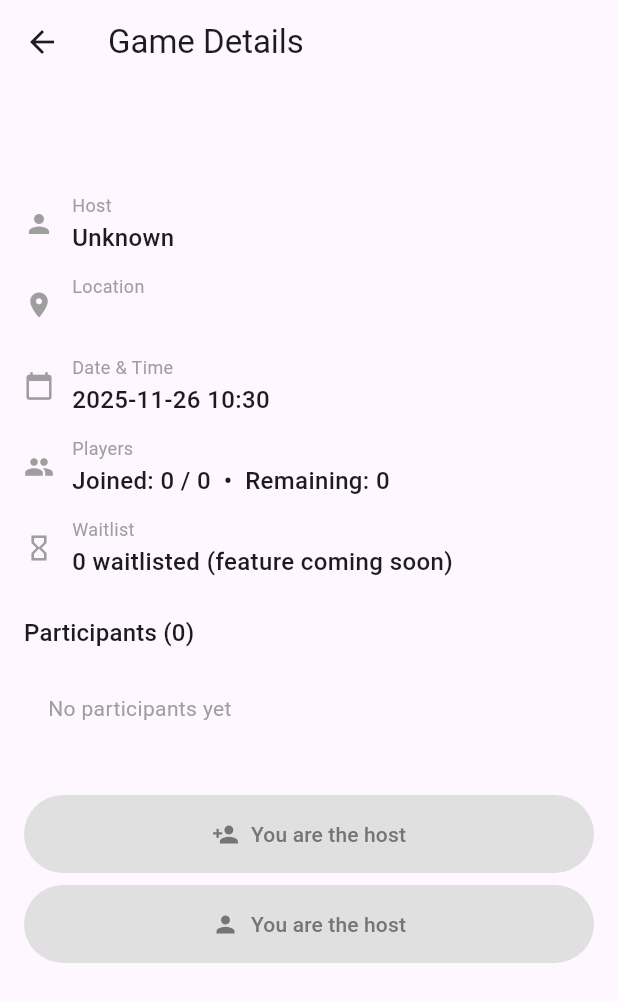
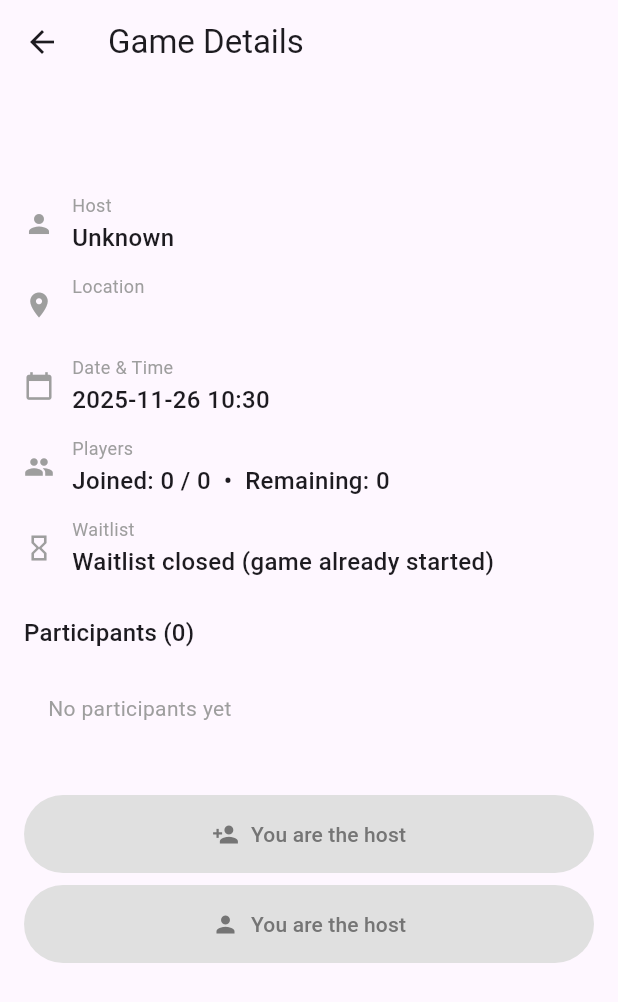
Before and after one commit to MayeshaJ/gr13-gamelink-fall-2025, a Flutter app: the GameDetailsView screen opened directly with empty values, on a phone screen of 412 x 824 dp. Shown: the top 1002 px of the screen. Run offline on Flutter 3.47's test engine with Material 3 defaults, Android fonts, the phone set to English and light mode, and no system bars; our stand-ins replace cloud_firestore, firebase_auth, firebase_core, firebase_storage, go_router, image_picker; accounts and stored records are empty.

Commit message:
feat(waitlist): allow players to join/leave waitlist and show counts

```diff
--- a/lib/controllers/game_controller.dart
+++ b/lib/controllers/game_controller.dart
@@ -92,11 +92,19 @@ class GameController {
 
       final data = doc.data() as Map<String, dynamic>;
       final List<String> participants = List<String>.from(data['participants'] ?? []);
+      final List<String> waitlist = List<String>.from(data['waitlist'] ?? []);
       final int maxPlayers = data['maxPlayers'] ?? 0;
       final bool isCancelled = data['isCancelled'] ?? false;
+      final Timestamp? dateTs = data['date'] as Timestamp?;
+      final DateTime? gameDate = dateTs?.toDate();
 
       if (isCancelled) {
         throw Exception('Game has been cancelled');
+      }
+
+      // Prevent joining games that already started
+      if (gameDate != null && DateTime.now().isAfter(gameDate)) {
+        throw Exception('Game has already started');
       }
 
       if (participants.contains(userId)) {
@@ -107,9 +115,14 @@ class GameController {
         throw Exception('Game is full');
       }
 
-      // Add user to participants list
+      // Add user to participants list and remove from waitlist if present
       participants.add(userId);
-      transaction.update(docRef, {'participants': participants});
+      waitlist.remove(userId);
+
+      transaction.update(docRef, {
+        'participants': participants,
+        'waitlist': waitlist,
+      });
     });
   }
 
@@ -139,6 +152,83 @@ class GameController {
   }
 
   // ─────────────────────────────────────────────────────────────
+  // JOIN WAITLIST
+  // ─────────────────────────────────────────────────────────────
+  Future<void> joinWaitlist(String gameId, String userId) async {
+    final docRef = gamesRef.doc(gameId);
+
+    await FirebaseFirestore.instance.runTransaction((transaction) async {
+      final doc = await transaction.get(docRef);
+      if (!doc.exists) {
+        throw Exception('Game not found');
+      }
+
+      final data = doc.data() as Map<String, dynamic>;
+      final List<String> participants = List<String>.from(data['participants'] ?? []);
+      final List<String> waitlist = List<String>.from(data['waitlist'] ?? []);
+      final int maxPlayers = data['maxPlayers'] ?? 0;
+      final bool isCancelled = data['isCancelled'] ?? false;
+      final Timestamp? dateTs = data['date'] as Timestamp?;
+      final DateTime? gameDate = dateTs?.toDate();
+
+      if (isCancelled) {
+        throw Exception('Game has been cancelled');
+      }
+
+      // Dismiss waitlist for games that already started
+      if (gameDate != null && DateTime.now().isAfter(gameDate)) {
+        throw Exception('Game has already started; waitlist is closed');
+      }
+
+      if (participants.contains(userId)) {
+        throw Exception('You are already a participant');
+      }
+
+      if (waitlist.contains(userId)) {
+        throw Exception('You are already on the waitlist');
+      }
+
+      // If a spot is open, ask user to join game instead of waitlist
+      if (participants.length < maxPlayers) {
+        throw Exception('A spot is available; join the game instead of waitlisting');
+      }
+
+      waitlist.add(userId);
+
+      transaction.update(docRef, {
+        'waitlist': waitlist,
+      });
+    });
+  }
+
+  // ─────────────────────────────────────────────────────────────
+  // LEAVE WAITLIST
+  // ─────────────────────────────────────────────────────────────
+  Future<void> leaveWaitlist(String gameId, String userId) async {
+    final docRef = gamesRef.doc(gameId);
+
+    await FirebaseFirestore.instance.runTransaction((transaction) async {
+      final doc = await transaction.get(docRef);
+      if (!doc.exists) {
+        throw Exception('Game not found');
+      }
+
+      final data = doc.data() as Map<String, dynamic>;
+      final List<String> waitlist = List<String>.from(data['waitlist'] ?? []);
+
+      if (!waitlist.contains(userId)) {
+        throw Exception('You are not on the waitlist');
+      }
+
+      waitlist.remove(userId);
+
+      transaction.update(docRef, {
+        'waitlist': waitlist,
+      });
+    });
+  }
+
+  // ─────────────────────────────────────────────────────────────
   // GET GAME STREAM (for real-time updates)
   // ─────────────────────────────────────────────────────────────
   Stream<GameModel?> watchGame(String id) {
--- a/lib/views/game/game_details_view.dart
+++ b/lib/views/game/game_details_view.dart
@@ -24,6 +24,8 @@ class _GameDetailsViewState extends State<GameDetailsView> {
   final UserController _userController = UserController.instance;
   bool _isJoining = false;
   bool _isLeaving = false;
+  bool _isJoiningWaitlist = false;
+  bool _isLeavingWaitlist = false;
   Map<String, String> _participantNames = <String, String>{};
   String? _hostName;
 
@@ -92,10 +94,14 @@ class _GameDetailsViewState extends State<GameDetailsView> {
           final int waitlistCount = gameModel.waitlist.length;
 
           final bool isFull = joined >= capacity;
+          final bool isStarted = DateTime.now().isAfter(gameModel.date);
           final bool isParticipant = currentUserId != null &&
               gameModel.participants.contains(currentUserId);
           final bool isHost = currentUserId == gameModel.hostId;
-          final bool canJoin = !isFull && !isParticipant && !isHost && currentUserId != null;
+          final bool isOnWaitlist = currentUserId != null &&
+              gameModel.waitlist.contains(currentUserId);
+          final bool canJoin =
+              !isFull && !isParticipant && !isHost && currentUserId != null && !isStarted;
 
           final DateTime dt = gameModel.date.toLocal();
           final String dateText =
@@ -129,7 +135,9 @@ class _GameDetailsViewState extends State<GameDetailsView> {
                 _buildInfoRow(
                   Icons.hourglass_empty,
                   'Waitlist',
-                  '$waitlistCount waitlisted (feature coming soon)',
+                  isStarted
+                      ? 'Waitlist closed (game already started)'
+                      : '$waitlistCount on waitlist',
                 ),
                 const SizedBox(height: 24),
 
@@ -180,7 +188,7 @@ class _GameDetailsViewState extends State<GameDetailsView> {
                 // Action Buttons
                 if (currentUserId != null) ...[
                   // Leave Button (shown when user is a participant but not host)
-                  if (isParticipant && !isHost) ...[
+                  if (!isStarted && isParticipant && !isHost) ...[
                     SizedBox(
                       width: double.infinity,
                       child: ElevatedButton.icon(
@@ -224,9 +232,11 @@ class _GameDetailsViewState extends State<GameDetailsView> {
                         label: Text(
                           isHost
                               ? 'You are the host'
-                              : isFull
-                                  ? 'Game is full'
-                                  : 'Join Game',
+                              : isStarted
+                                  ? 'Game has already started'
+                                  : isFull
+                                      ? 'Game is full'
+                                      : 'Join Game',
                         ),
                         style: ElevatedButton.styleFrom(
                           padding: const EdgeInsets.symmetric(vertical: 16),
@@ -238,13 +248,23 @@ class _GameDetailsViewState extends State<GameDetailsView> {
                       ),
                     ),
                     const SizedBox(height: 8),
-                    if (isFull && !isHost) ...[
+                    if (!isStarted && isFull && !isHost) ...[
                       SizedBox(
                         width: double.infinity,
                         child: OutlinedButton.icon(
-                          onPressed: null, // waitlist feature to be implemented later
+                          onPressed: _isJoiningWaitlist || _isLeavingWaitlist
+                              ? null
+                              : () {
+                                  if (isOnWaitlist) {
+                                    _handleLeaveWaitlist(gameModel, currentUserId);
+                                  } else {
+                                    _handleJoinWaitlist(gameModel, currentUserId);
+                                  }
+                                },
                           icon: const Icon(Icons.hourglass_empty),
-                          label: const Text('Join waitlist (coming soon)'),
+                          label: Text(
+                            isOnWaitlist ? 'Leave waitlist' : 'Join waitlist',
+                          ),
                         ),
                       ),
                     ],
@@ -431,5 +451,73 @@ class _GameDetailsViewState extends State<GameDetailsView> {
     }
   }
 
+  Future<void> _handleJoinWaitlist(GameModel game, String userId) async {
+    setState(() {
+      _isJoiningWaitlist = true;
+    });
+
+    try {
+      await _gameController.joinWaitlist(game.id, userId);
+
+      if (!mounted) return;
+
+      ScaffoldMessenger.of(context).showSnackBar(
+        const SnackBar(
+          content: Text('Added to waitlist'),
+          backgroundColor: Colors.blue,
+        ),
+      );
+    } catch (e) {
+      if (!mounted) return;
+
+      ScaffoldMessenger.of(context).showSnackBar(
+        SnackBar(
+          content: Text(e.toString().replaceFirst('Exception: ', '')),
+          backgroundColor: Colors.red,
+        ),
+      );
+    } finally {
+      if (mounted) {
+        setState(() {
+          _isJoiningWaitlist = false;
+        });
+      }
+    }
+  }
+
+  Future<void> _handleLeaveWaitlist(GameModel game, String userId) async {
+    setState(() {
+      _isLeavingWaitlist = true;
+    });
+
+    try {
+      await _gameController.leaveWaitlist(game.id, userId);
+
+      if (!mounted) return;
+
+      ScaffoldMessenger.of(context).showSnackBar(
+        const SnackBar(
+          content: Text('Removed from waitlist'),
+          backgroundColor: Colors.orange,
+        ),
+      );
+    } catch (e) {
+      if (!mounted) return;
+
+      ScaffoldMessenger.of(context).showSnackBar(
+        SnackBar(
+          content: Text(e.toString().replaceFirst('Exception: ', '')),
+          backgroundColor: Colors.red,
+        ),
+      );
+    } finally {
+      if (mounted) {
+        setState(() {
+          _isLeavingWaitlist = false;
+        });
+      }
+    }
+  }
+
   String _two(int n) => n.toString().padLeft(2, '0');
 }
--- a/lib/views/game/game_tile.dart
+++ b/lib/views/game/game_tile.dart
@@ -39,6 +39,7 @@ class _GameTileState extends State<GameTile> {
     final int joined = widget.game.participantIds.length;
     final int remaining = capacity > joined ? capacity - joined : 0;
     final bool isFull = remaining == 0;
+    final int waitlistCount = widget.game.waitlist.length;
 
     return Card(
       child: ListTile(
@@ -69,9 +70,11 @@ class _GameTileState extends State<GameTile> {
             ),
             if (isFull) ...[
               const SizedBox(height: 4),
-              const Text(
-                'Game is full. Waitlist available (coming soon).',
-                style: TextStyle(
+              Text(
+                waitlistCount > 0
+                    ? 'Game is full • $waitlistCount on waitlist'
+                    : 'Game is full • Waitlist available',
+                style: const TextStyle(
                   fontSize: 12,
                   fontStyle: FontStyle.italic,
                   color: Colors.grey,
```
